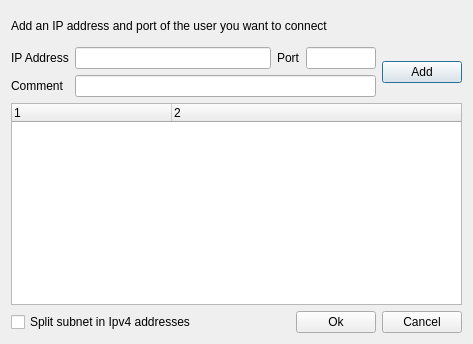
The window that src/GuiAddUser.ui (hwgao/beebeep) describes before a commit, drawn with Qt 5.
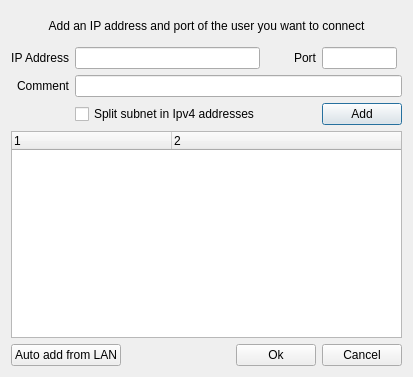
The same window after the commit. Icons and pictures are not drawn.

Commit message: Fixed a bug in add user manually dialog

The edit to the form file:
```diff
--- a/src/GuiAddUser.ui
+++ b/src/GuiAddUser.ui
@@ -9,33 +9,14 @@
    <rect>
     <x>0</x>
     <y>0</y>
-    <width>473</width>
-    <height>344</height>
+    <width>384</width>
+    <height>377</height>
    </rect>
   </property>
   <property name="windowTitle">
    <string>Dialog</string>
   </property>
   <layout class="QGridLayout" name="gridLayout">
-   <item row="0" column="0" colspan="2">
-    <widget class="QLabel" name="mp_lHelp">
-     <property name="sizePolicy">
-      <sizepolicy hsizetype="Minimum" vsizetype="Preferred">
-       <horstretch>0</horstretch>
-       <verstretch>0</verstretch>
-      </sizepolicy>
-     </property>
-     <property name="minimumSize">
-      <size>
-       <width>0</width>
-       <height>30</height>
-      </size>
-     </property>
-     <property name="text">
-      <string>Add an IP address and port of the user you want to connect</string>
-     </property>
-    </widget>
-   </item>
    <item row="1" column="0">
     <widget class="QLabel" name="mp_lIp">
      <property name="sizePolicy">
@@ -47,11 +28,12 @@
      <property name="text">
       <string>IP Address</string>
      </property>
+     <property name="alignment">
+      <set>Qt::AlignRight|Qt::AlignTrailing|Qt::AlignVCenter</set>
+     </property>
     </widget>
    </item>
    <item row="1" column="1">
-    <layout class="QHBoxLayout" name="horizontalLayout">
-     <item>
       <widget class="QLineEdit" name="mp_leIpAddress">
        <property name="minimumSize">
         <size>
@@ -61,7 +43,7 @@
        </property>
       </widget>
      </item>
-     <item>
+   <item row="1" column="2">
       <widget class="QLabel" name="mp_lPort">
        <property name="sizePolicy">
         <sizepolicy hsizetype="Minimum" vsizetype="Preferred">
@@ -69,12 +51,21 @@
          <verstretch>0</verstretch>
         </sizepolicy>
        </property>
+     <property name="minimumSize">
+      <size>
+       <width>50</width>
+       <height>0</height>
+      </size>
+     </property>
        <property name="text">
         <string>Port</string>
        </property>
-      </widget>
-     </item>
-     <item>
+     <property name="alignment">
+      <set>Qt::AlignRight|Qt::AlignTrailing|Qt::AlignVCenter</set>
+     </property>
+    </widget>
+   </item>
+   <item row="1" column="3">
       <widget class="QLineEdit" name="mp_lePort">
        <property name="sizePolicy">
         <sizepolicy hsizetype="Minimum" vsizetype="Fixed">
@@ -84,7 +75,7 @@
        </property>
        <property name="minimumSize">
         <size>
-         <width>70</width>
+       <width>75</width>
          <height>0</height>
         </size>
        </property>
@@ -99,9 +90,27 @@
        </property>
       </widget>
      </item>
-    </layout>
+   <item row="2" column="0">
+    <widget class="QLabel" name="mp_lComment">
+     <property name="text">
+      <string>Comment</string>
+     </property>
+     <property name="alignment">
+      <set>Qt::AlignRight|Qt::AlignTrailing|Qt::AlignVCenter</set>
+     </property>
+    </widget>
    </item>
-   <item row="1" column="2" rowspan="2">
+   <item row="2" column="1" colspan="3">
+    <widget class="QLineEdit" name="mp_leComment"/>
+   </item>
+   <item row="3" column="1">
+    <widget class="QCheckBox" name="mp_cbSplitSubnet">
+     <property name="text">
+      <string>Split subnet in Ipv4 addresses</string>
+     </property>
+    </widget>
+   </item>
+   <item row="3" column="3">
     <widget class="QPushButton" name="mp_pbAdd">
      <property name="toolTip">
       <string>Click here to add user path</string>
@@ -115,17 +124,7 @@
      </property>
     </widget>
    </item>
-   <item row="2" column="0">
-    <widget class="QLabel" name="mp_lComment">
-     <property name="text">
-      <string>Comment</string>
-     </property>
-    </widget>
-   </item>
-   <item row="2" column="1">
-    <widget class="QLineEdit" name="mp_leComment"/>
-   </item>
-   <item row="3" column="0" colspan="3">
+   <item row="4" column="0" colspan="4">
     <widget class="QTreeWidget" name="mp_twUsers">
      <property name="columnCount">
       <number>2</number>
@@ -148,12 +147,12 @@
      </column>
     </widget>
    </item>
-   <item row="4" column="0" colspan="3">
+   <item row="5" column="0" colspan="4">
     <layout class="QHBoxLayout" name="horizontalLayout_2">
      <item>
-      <widget class="QCheckBox" name="mp_cbSplitSubnet">
+      <widget class="QPushButton" name="mp_pbAddUsersAuto">
        <property name="text">
-        <string>Split subnet in Ipv4 addresses</string>
+        <string>Auto add from LAN</string>
        </property>
       </widget>
      </item>
@@ -186,6 +185,28 @@
      </item>
     </layout>
    </item>
+   <item row="0" column="0" colspan="4">
+    <widget class="QLabel" name="mp_lHelp">
+     <property name="sizePolicy">
+      <sizepolicy hsizetype="Minimum" vsizetype="Preferred">
+       <horstretch>0</horstretch>
+       <verstretch>0</verstretch>
+      </sizepolicy>
+     </property>
+     <property name="minimumSize">
+      <size>
+       <width>0</width>
+       <height>30</height>
+      </size>
+     </property>
+     <property name="text">
+      <string>Add an IP address and port of the user you want to connect</string>
+     </property>
+     <property name="alignment">
+      <set>Qt::AlignCenter</set>
+     </property>
+    </widget>
+   </item>
   </layout>
  </widget>
  <tabstops>
```
Left out of the diff: 3 changed lines with no effect on the pictures. Lines whose indentation alone changed are shown as unchanged. The commit also changes 19 other files.
